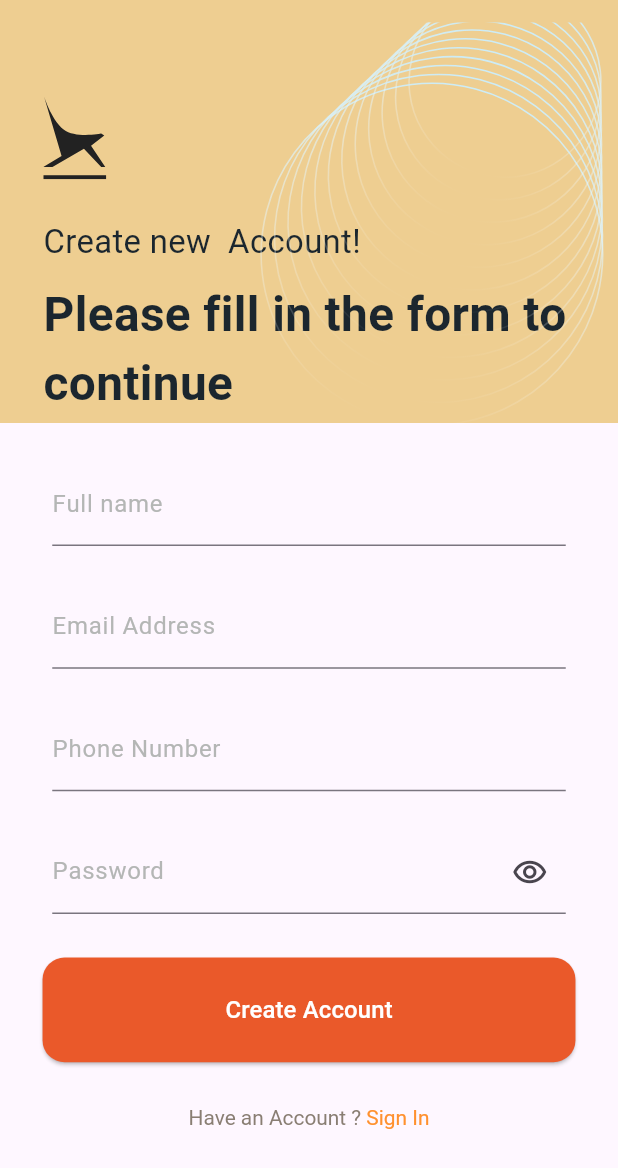
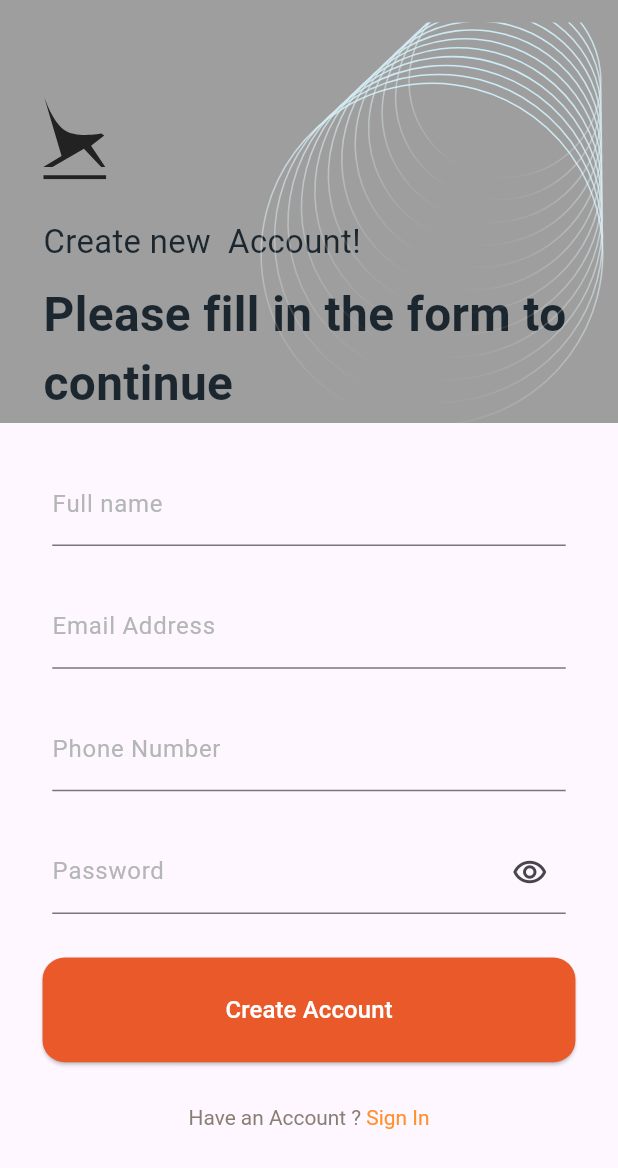
Before and after one commit to ibragimovAzizbek/furniture-ui, a Flutter app: the BodySignUp widget shown alone on an empty page, opened directly with empty values, on a phone screen of 412 x 824 dp. Shown: the top 1168 px of the screen. Run offline on Flutter 3.47's test engine with Material 3 defaults, Android fonts, the phone set to English and light mode, and no system bars; our stand-ins replace bloc, flutter_bloc, flutter_screenutil, flutter_svg, mask_text_input_formatter, smooth_page_indicator.

Commit message:
fix change color auth basic container

```diff
--- a/lib/presentation/screens/auth/sign_up_page.dart
+++ b/lib/presentation/screens/auth/sign_up_page.dart
@@ -23,11 +23,13 @@ class SignUpPage extends StatelessWidget {
           return BodySignUp(
             formKey: _formKey,
             function: null,
+            containerColor: ColorManager.eECE91,
           );
         } else if (state is SignUpAllFieldsAreFilled) {
           return BodySignUp(
             formKey: _formKey,
             function: () {},
+            containerColor: ColorManager.aBCF9F,
           );
         } else {
           return const SizedBox.shrink();
@@ -55,9 +57,11 @@ class BodySignUp extends StatelessWidget {
     super.key,
     required GlobalKey<State<StatefulWidget>> formKey,
     required this.function,
+    required this.containerColor,
   });
 
   Function? function;
+  final Color containerColor;
 
   @override
   Widget build(BuildContext context) {
@@ -68,7 +72,7 @@ class BodySignUp extends StatelessWidget {
           AuthBasicContainer(
             title: "Create new  Account! ",
             subtitle: "Please fill in the form to continue",
-            color: ColorManager.eECE91,
+            color: containerColor,
           ),
 
           SizedBox(height: 28.h),
```
